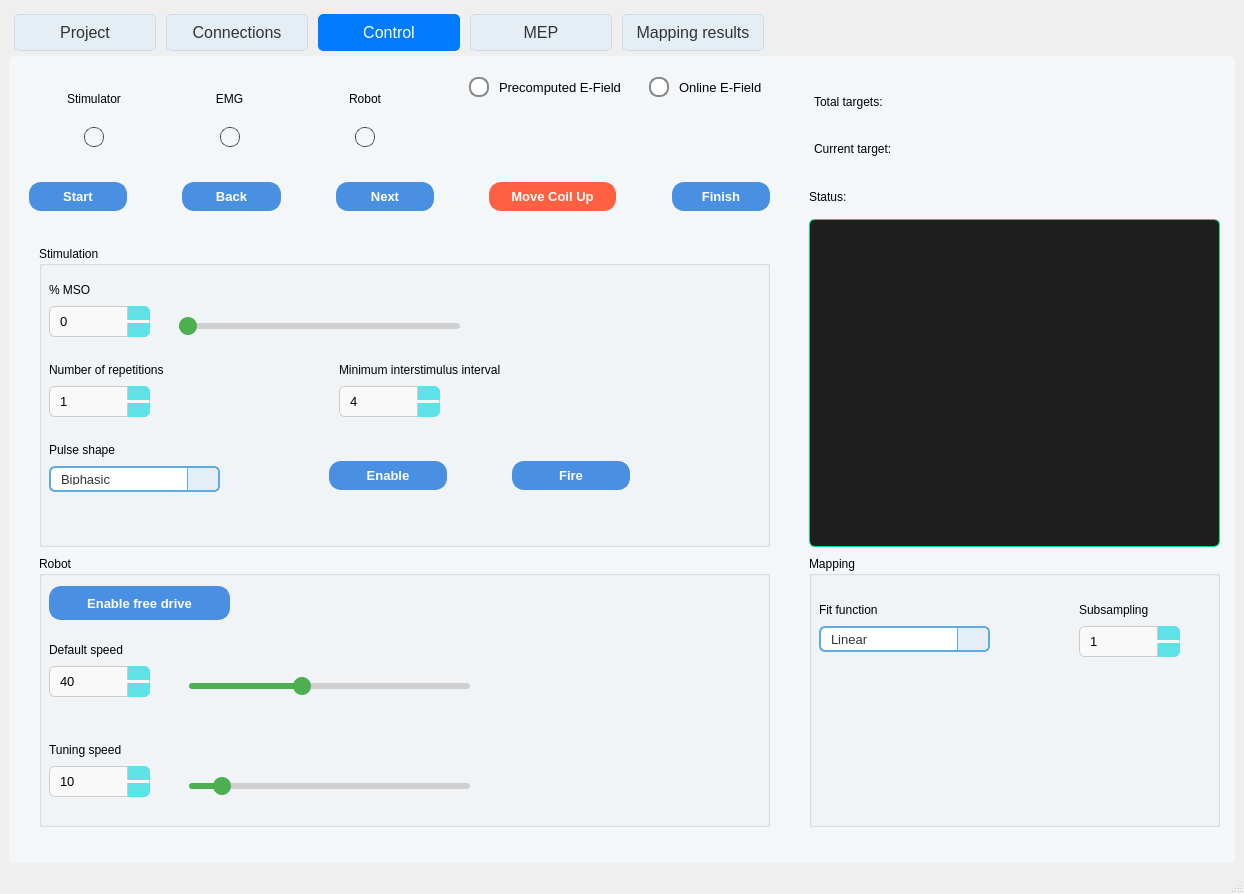
The window that src/neuropilot/controller/gui/pipeline_control2.ui (TMS-NeuroPilot/tms-neuropilot) describes before a commit, drawn with Qt 5.
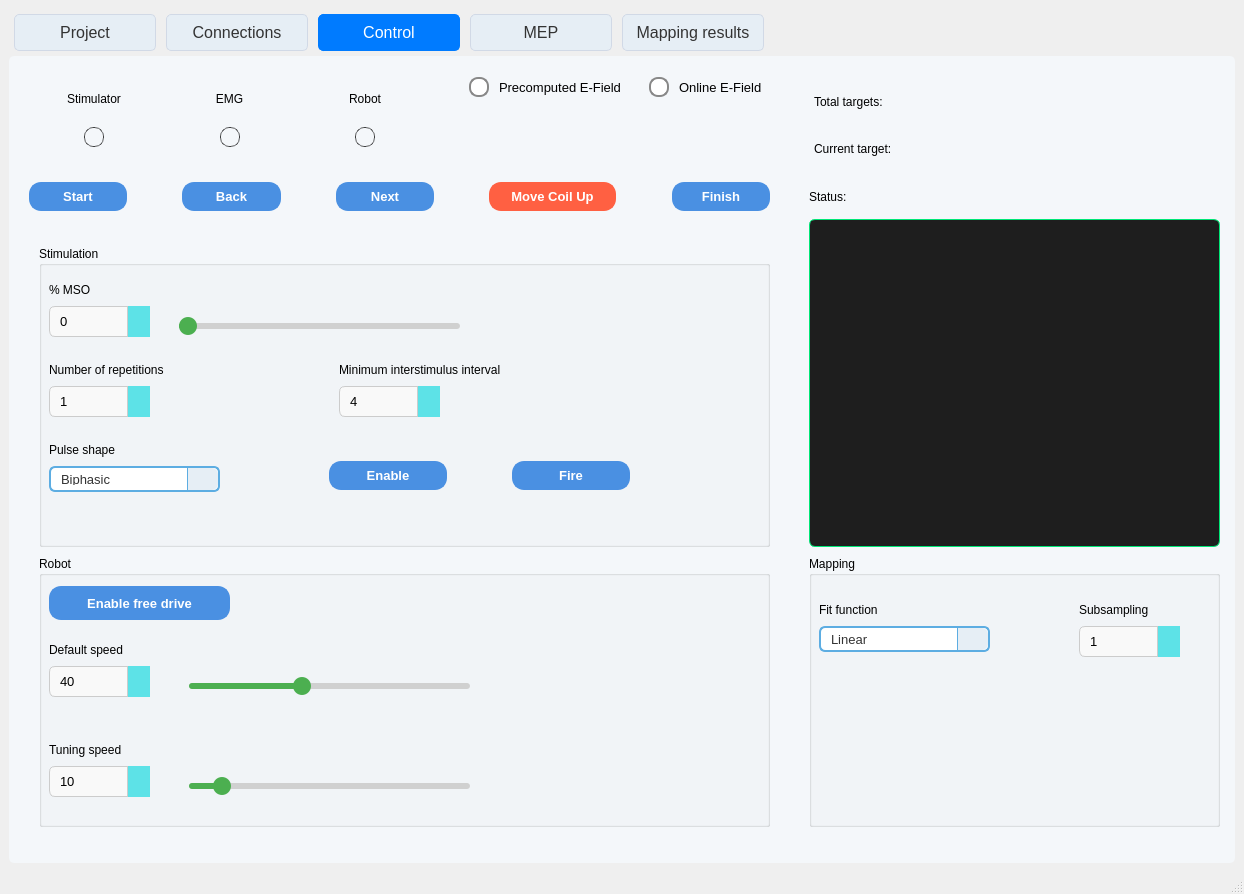
The same window after the commit. Icons and pictures are not drawn. Custom widgets are drawn as their Qt base class.

Commit message:
Fix the spinbox up/down button gap
The stylesheets set button heights as '14,5%' (invalid CSS, comma
decimal); Qt ignored them and the buttons fell back to default
subcontrol sizes with a gap. Heights are now 50% each so up and down
meet in the middle.

```diff
--- a/src/neuropilot/controller/gui/pipeline_control2.ui
+++ b/src/neuropilot/controller/gui/pipeline_control2.ui
@@ -1562,12 +1562,12 @@
 QAbstractSpinBox::up-button {
     subcontrol-position: top right;
     border-top-right-radius: 6px;
-    height: 14,5%;
+    height: 50%;
 }
 QAbstractSpinBox::down-button {
     subcontrol-position: bottom right;
     border-bottom-right-radius: 6px;
-    height: 14,5%;
+    height: 50%;
 }
 
 /* Hover */
@@ -1692,12 +1692,12 @@
 QAbstractSpinBox::up-button {
     subcontrol-position: top right;
     border-top-right-radius: 6px;
-    height: 14,5%;
+    height: 50%;
 }
 QAbstractSpinBox::down-button {
     subcontrol-position: bottom right;
     border-bottom-right-radius: 6px;
-    height: 14,5%;
+    height: 50%;
 }
 
 /* Hover */
@@ -1782,12 +1782,12 @@
 QAbstractSpinBox::up-button {
     subcontrol-position: top right;
     border-top-right-radius: 6px;
-    height: 14,5%;
+    height: 50%;
 }
 QAbstractSpinBox::down-button {
     subcontrol-position: bottom right;
     border-bottom-right-radius: 6px;
-    height: 14,5%;
+    height: 50%;
 }
 
 /* Hover */
@@ -2659,12 +2659,12 @@
 QAbstractSpinBox::up-button {
     subcontrol-position: top right;
     border-top-right-radius: 6px;
-    height: 14,5%;
+    height: 50%;
 }
 QAbstractSpinBox::down-button {
     subcontrol-position: bottom right;
     border-bottom-right-radius: 6px;
-    height: 14,5%;
+    height: 50%;
 }
 
 /* Hover */
@@ -2854,12 +2854,12 @@
 QAbstractSpinBox::up-button {
     subcontrol-position: top right;
     border-top-right-radius: 6px;
-    height: 14,5%;
+    height: 50%;
 }
 QAbstractSpinBox::down-button {
     subcontrol-position: bottom right;
     border-bottom-right-radius: 6px;
-    height: 14,5%;
+    height: 50%;
 }
 
 /* Hover */
@@ -3021,12 +3021,12 @@
 QAbstractSpinBox::up-button {
     subcontrol-position: top right;
     border-top-right-radius: 6px;
-    height: 14,5%;
+    height: 50%;
 }
 QAbstractSpinBox::down-button {
     subcontrol-position: bottom right;
     border-bottom-right-radius: 6px;
-    height: 14,5%;
+    height: 50%;
 }
 
 /* Hover */
```
